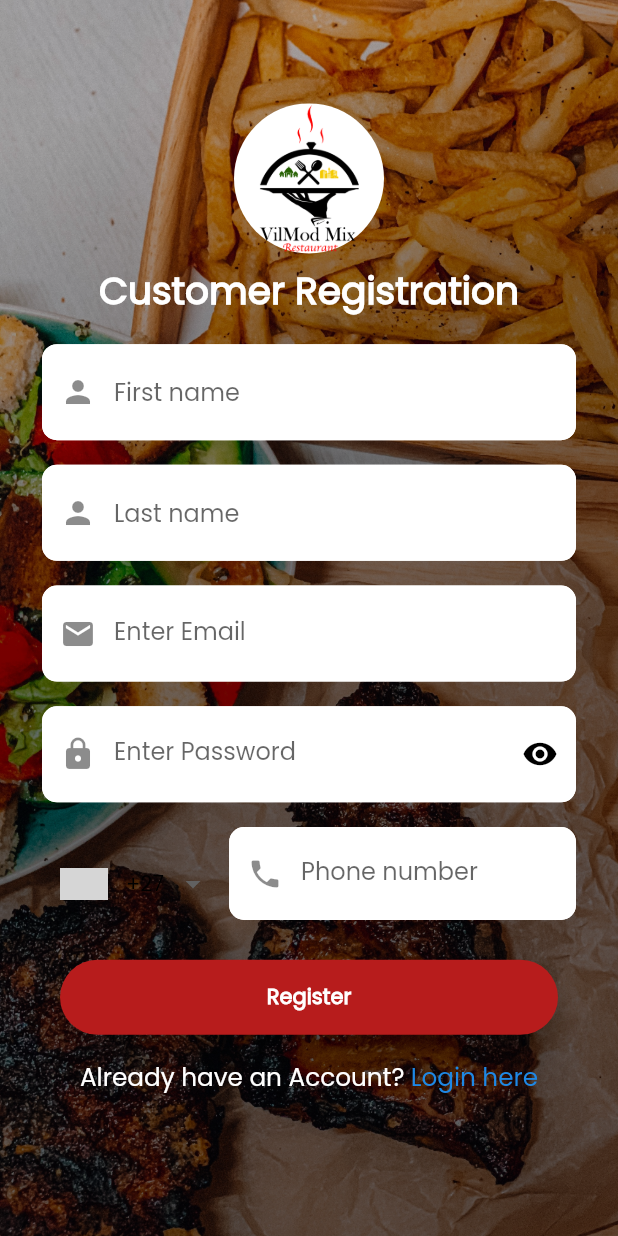
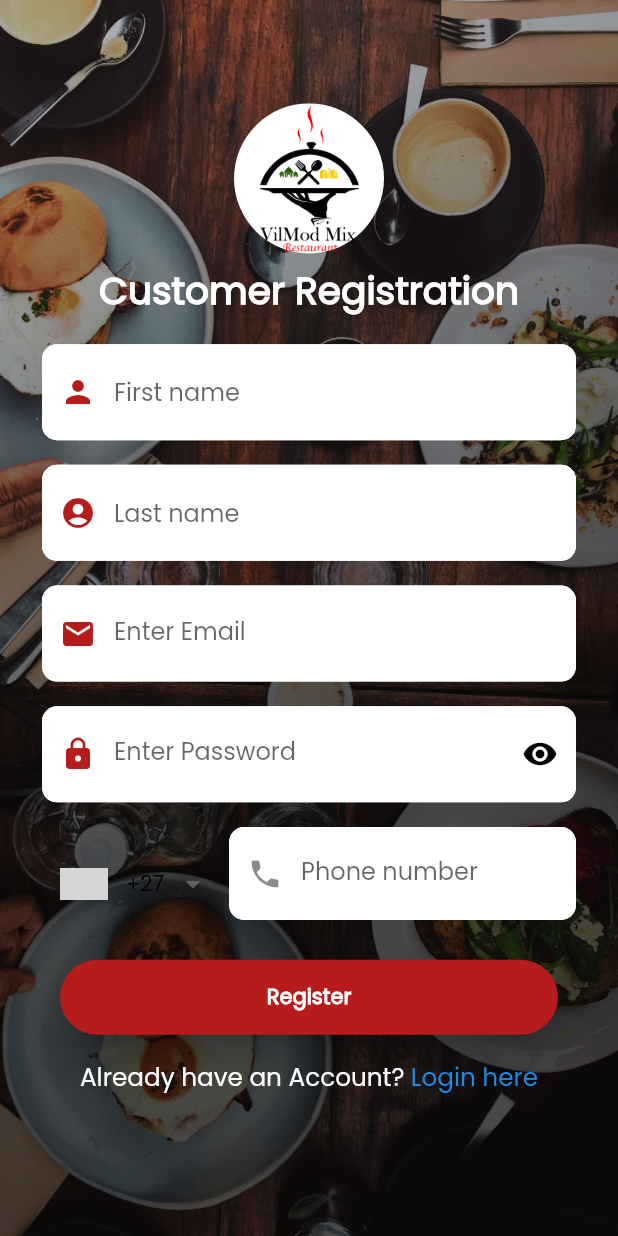
Before and after one commit to beeekelum/vilmod, a Flutter app: the screen it shows after launch, after a tap on "Register here", on a phone screen of 412 x 824 dp. Run offline on Flutter 3.47's test engine with Material 2 defaults, Android fonts, the phone set to English and light mode, and no system bars; drawn by our look-alikes of flutter_form_builder, intl_phone_number_input; our stand-ins replace badges, cached_network_image, carousel_slider, cloud_firestore, firebase_auth, firebase_messaging and 10 more; missing offline and left inert: bloc_pattern, flutter_inappwebview; accounts and stored records are empty; grey boxes are pictures that could not be loaded.

Commit message:
New changes

```diff
--- a/lib/screens/sign_in_page.dart
+++ b/lib/screens/sign_in_page.dart
@@ -49,7 +49,8 @@ class _SignInState extends State<SignIn> {
                   Container(
                     decoration: BoxDecoration(
                       image: DecorationImage(
-                          image: AssetImage('assets/images/food.jpg'),
+                          image: AssetImage('assets/images/ll.jpg'),
+                          //image: AssetImage('assets/images/food.jpg'),
                           fit: BoxFit.cover),
                     ),
                   ),
@@ -59,7 +60,7 @@ class _SignInState extends State<SignIn> {
                         colors: [
                           Colors.black.withOpacity(0.3),
                           Colors.black.withOpacity(0.5),
-                          Colors.black.withOpacity(0.6),
+                          Colors.black.withOpacity(0.7),
                         ],
                         //begin: Alignment.bottomLeft,
                         begin: Alignment.topCenter,
--- a/lib/screens/sign_up_page.dart
+++ b/lib/screens/sign_up_page.dart
@@ -53,7 +53,7 @@ class _SignUpState extends State<SignUp> {
                   Container(
                     decoration: BoxDecoration(
                       image: DecorationImage(
-                          image: AssetImage('assets/images/food.jpg'),
+                          image: AssetImage('assets/images/ll.jpg'),
                           fit: BoxFit.cover),
                     ),
                   ),
@@ -63,7 +63,7 @@ class _SignUpState extends State<SignUp> {
                         colors: [
                           Colors.black.withOpacity(0.3),
                           Colors.black.withOpacity(0.5),
-                          Colors.black.withOpacity(0.6),
+                          Colors.black.withOpacity(0.7),
                         ],
                         //begin: Alignment.bottomLeft,
                         begin: Alignment.topCenter,
@@ -110,7 +110,7 @@ class _SignUpState extends State<SignUp> {
                                     decoration:
                                         textFormFieldDecoration.copyWith(
                                             hintText: 'First name',
-                                            prefixIcon: Icon(Icons.person)),
+                                            prefixIcon: Icon(Icons.person, color: Colors.red[900],)),
                                     validators: [
                                       FormBuilderValidators.required(),
                                       FormBuilderValidators.minLength(3,
@@ -132,7 +132,7 @@ class _SignUpState extends State<SignUp> {
                                     decoration:
                                         textFormFieldDecoration.copyWith(
                                             hintText: 'Last name',
-                                            prefixIcon: Icon(Icons.person)),
+                                            prefixIcon: Icon(Icons.account_circle, color: Colors.red[900],)),
                                     validators: [
                                       FormBuilderValidators.required(),
                                       FormBuilderValidators.minLength(3,
@@ -155,7 +155,7 @@ class _SignUpState extends State<SignUp> {
                                         textFormFieldDecoration.copyWith(
                                             labelText: "Enter Email",
                                             hintText: "Email",
-                                            prefixIcon: Icon(Icons.mail)),
+                                            prefixIcon: Icon(Icons.mail, color: Colors.red[900],)),
                                     onChanged: (value) {
                                       setState(() {
                                         email = value.toString().trim();
@@ -180,7 +180,7 @@ class _SignUpState extends State<SignUp> {
                                         textFormFieldDecoration.copyWith(
                                       hintText: 'Password',
                                       labelText: 'Enter Password',
-                                      prefixIcon: Icon(Icons.lock),
+                                      prefixIcon: Icon(Icons.lock, color: Colors.red[900],),
                                       suffixIcon: IconButton(
                                         icon: Icon(
                                           passwordVisible
```
Also changed, not shown: lib/screens/home_page.dart (+7 -16 lines), lib/screens/test_payment.dart (+6 -4 lines).
